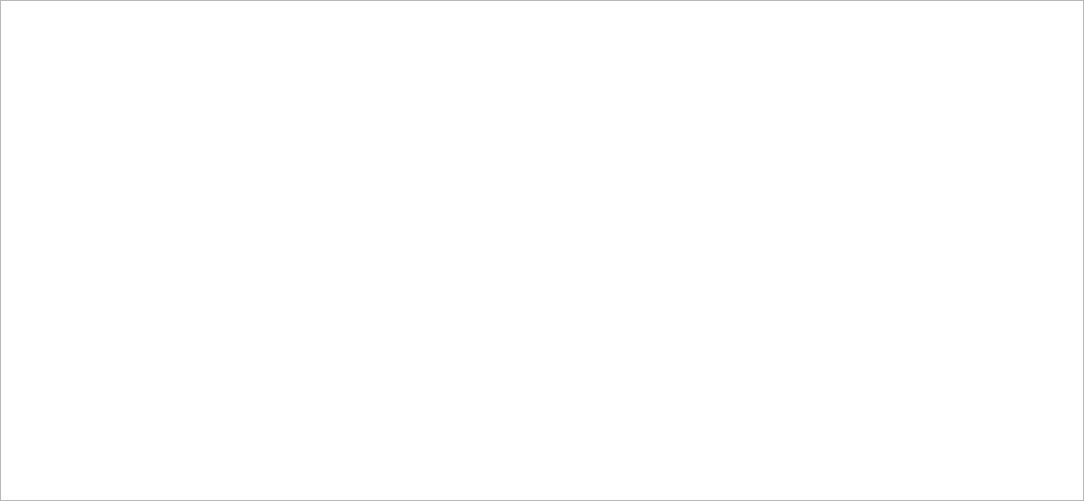
The window that src/specificationswidget.ui (doliinyk/PC-Constructor) describes before a commit, drawn with Qt 5.
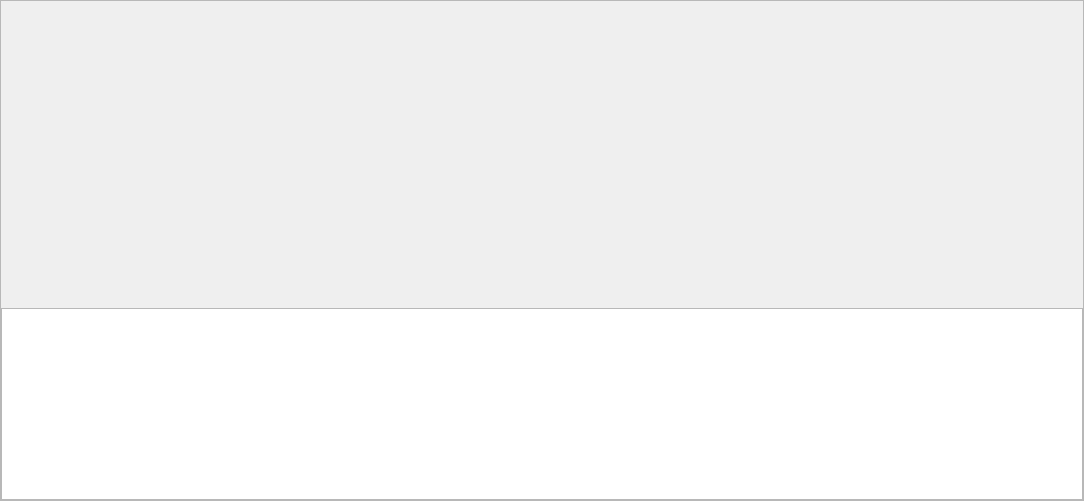
The same window after the commit.

Diff of the .ui file:
```diff
--- a/src/specificationswidget.ui
+++ b/src/specificationswidget.ui
@@ -33,7 +33,42 @@
     <number>0</number>
    </property>
    <item>
-    <widget class="QTableWidget" name="tableWidget"/>
+    <widget class="QFrame" name="frame">
+     <property name="frameShape">
+      <enum>QFrame::StyledPanel</enum>
+     </property>
+     <property name="frameShadow">
+      <enum>QFrame::Raised</enum>
+     </property>
+     <layout class="QVBoxLayout" name="verticalLayout_2" stretch="1,0">
+      <property name="leftMargin">
+       <number>0</number>
+      </property>
+      <property name="topMargin">
+       <number>0</number>
+      </property>
+      <property name="rightMargin">
+       <number>0</number>
+      </property>
+      <property name="bottomMargin">
+       <number>0</number>
+      </property>
+      <item>
+       <widget class="QLabel" name="label">
+        <property name="text">
+         <string/>
+        </property>
+       </widget>
+      </item>
+      <item>
+       <widget class="QTableView" name="tableView">
+        <property name="editTriggers">
+         <set>QAbstractItemView::NoEditTriggers</set>
+        </property>
+       </widget>
+      </item>
+     </layout>
+    </widget>
    </item>
   </layout>
  </widget>
```
